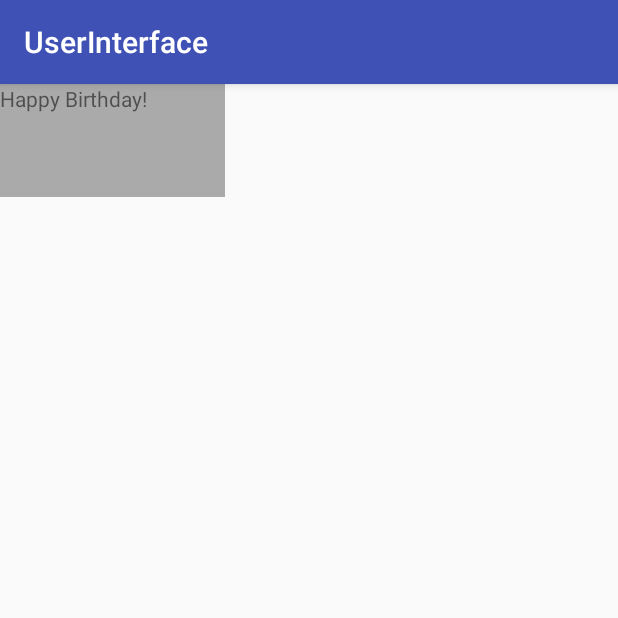
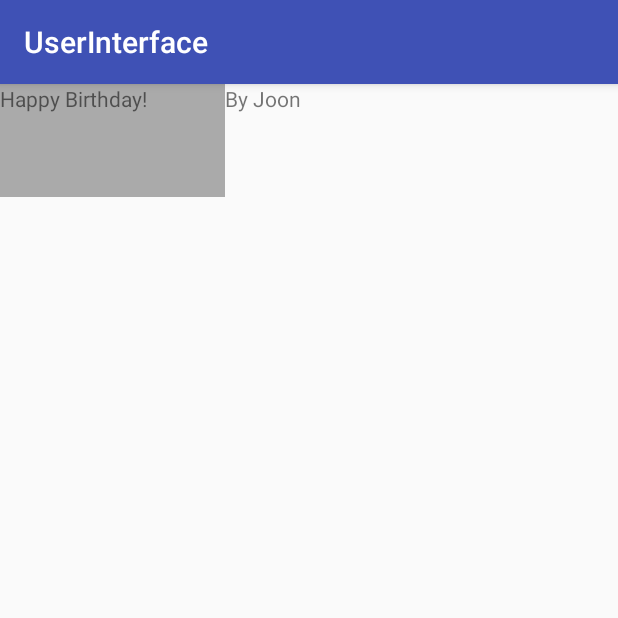
Before and after one commit to KimJoon93/Android-Basics-Nanodegree, an Android app: the screen it shows after launch (MainActivity), on a phone screen of 412 x 824 dp, the top half of it. Run offline under Robolectric (Android 15) with nearby library versions, the phone set to English and light mode, and no system bars.

Commit message:
XML Syntax

```diff
--- a/UserInterface/app/src/main/res/layout/activity_main.xml
+++ b/UserInterface/app/src/main/res/layout/activity_main.xml
@@ -10,6 +10,11 @@
         android:text="Happy Birthday!"
         android:layout_width="150dp"
         android:layout_height="75dp" />
+    <TextView
+        android:text="By Joon"
+        android:layout_width="match_parent"
+        android:layout_height="wrap_content" />
 
+    <!-- Having 2 children inside LinearLayout -->
 
 </LinearLayout>
```
